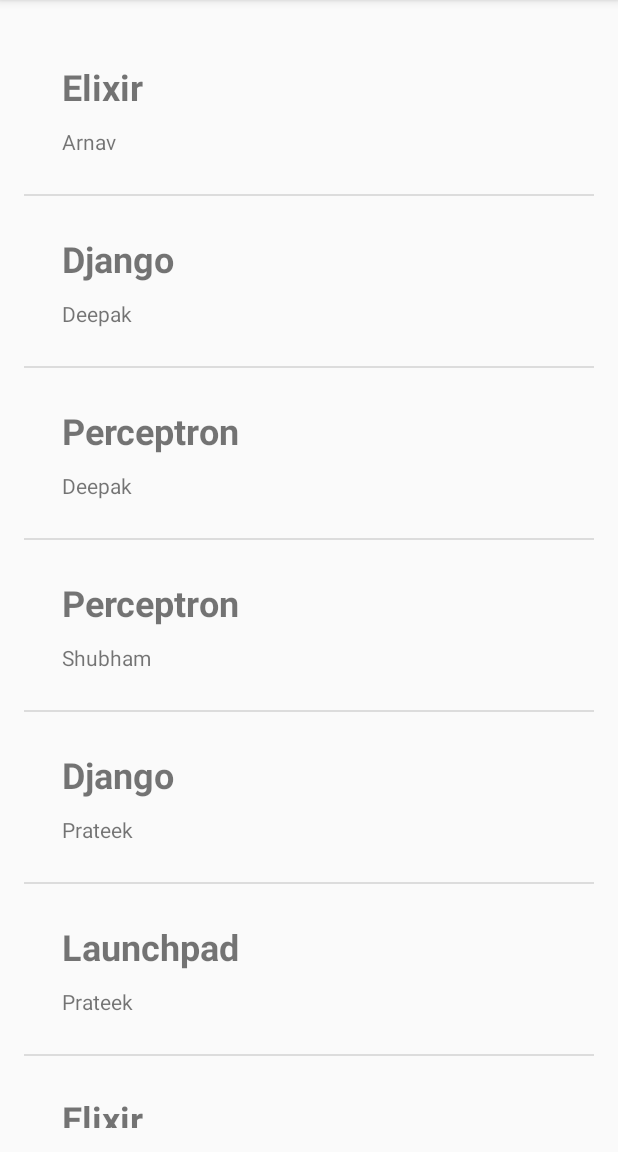
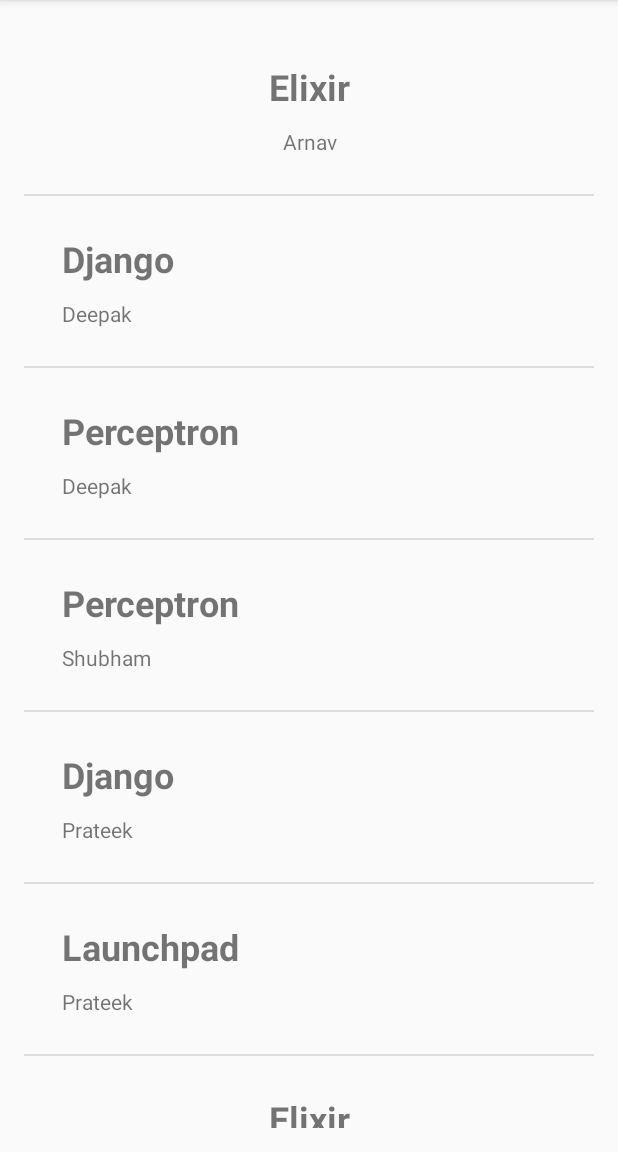
Before and after one commit to AjayThakur12/Android2017Spring, an Android app: the screen it shows after launch (MainActivity), on a phone screen of 412 x 824 dp, the part 84-1236 px from its top. Run offline under Robolectric (Android 15) with nearby library versions, the light colour scheme and no system bars.

Commit message:
different layout types
Signed-off-by: Arnav Gupta <arnav@codingblocks.com>

```diff
--- a/Lecture04/ListViews/app/src/main/java/com/codingblocks/listviews/CourseListAdapter.java
+++ b/Lecture04/ListViews/app/src/main/java/com/codingblocks/listviews/CourseListAdapter.java
@@ -26,6 +26,24 @@
     }
 
     @Override
+    public int getItemViewType(int position) {
+        if (getItem(position).getCourseName().equals("Pandora")) {
+            return 1;
+        }
+
+        if (getItem(position).getCourseName().equals("Elixir")) {
+            return 2;
+        }
+
+        return 0;
+    }
+
+    @Override
+    public int getViewTypeCount() {
+        return 3;
+    }
+
+    @Override
     public int getCount() {
         //Log.d(TAG, "getCount: ");
         return courses.size();
@@ -47,10 +65,32 @@
     public View getView(int position, View convertView, ViewGroup parent) {
         Log.d(TAG, "getView: " + position + convertView);
         LayoutInflater li = (LayoutInflater) context.getSystemService(Context.LAYOUT_INFLATER_SERVICE);
+        Course thisCourse = getItem(position);
+
+
 
         if (convertView == null) {
-            convertView = li.inflate(R.layout.list_item_course_details, null);
+            Log.d(TAG, "getView: convertView is null at " + position);
+            int layoutType;
+
+            switch(getItemViewType(position)) {
+                case 2:
+                    layoutType = R.layout.list_item_course_details_center;
+                    break;
+                case 1:
+                    layoutType = R.layout.list_item_course_details_right;
+                    break;
+
+                case 0:
+                default:
+                    layoutType = R.layout.list_item_course_details;
+                    break;
+            }
+
+
+            convertView = li.inflate(layoutType, null);
         } else {
+            Log.d(TAG, "getView: convertView is not null" + position);
 
         }
 
@@ -58,7 +98,6 @@
         TextView tvCourseName = (TextView) convertView.findViewById(R.id.tvCourseName);
         TextView tvTeacherName = (TextView) convertView.findViewById(R.id.tvTeacherName);
 
-        Course thisCourse = getItem(position);
         tvCourseName.setText(thisCourse.getCourseName());
         tvTeacherName.setText(thisCourse.getTeacherName());
 
--- /dev/null
+++ b/Lecture04/ListViews/app/src/main/res/layout/list_item_course_details_center.xml
@@ -0,0 +1,26 @@
+<?xml version="1.0" encoding="utf-8"?>
+<LinearLayout
+    xmlns:android="http://schemas.android.com/apk/res/android"
+    android:orientation="vertical"
+    android:padding="20dp"
+    android:layout_width="match_parent"
+    android:layout_height="wrap_content">
+
+    <TextView
+        android:gravity="center"
+        android:textSize="24sp"
+        android:textStyle="bold"
+        android:padding="5dp"
+        android:text="Some Course"
+        android:id="@+id/tvCourseName"
+        android:layout_width="match_parent"
+        android:layout_height="wrap_content" />
+    <TextView
+        android:gravity="center"
+        android:padding="5dp"
+        android:text="Some Teacher"
+        android:id="@+id/tvTeacherName"
+        android:layout_width="match_parent"
+        android:layout_height="wrap_content" />
+
+</LinearLayout>
```
Also changed, not shown: Lecture04/ListViews/app/src/main/res/layout/list_item_course_details_right.xml (added, +26 -0 lines).
